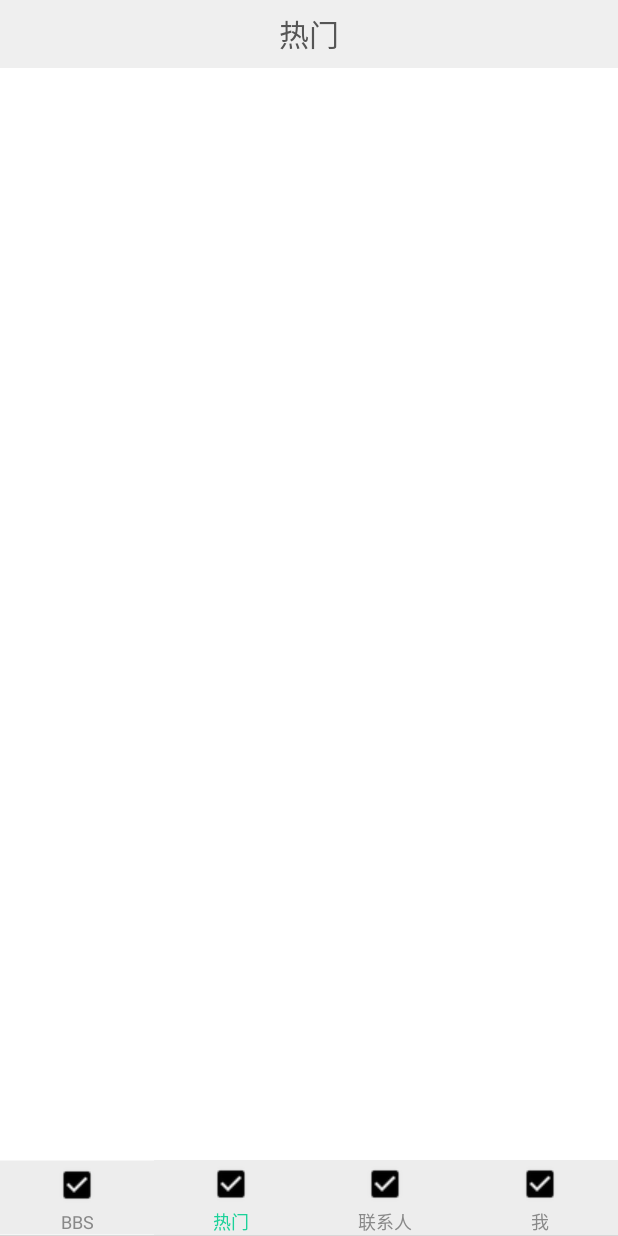
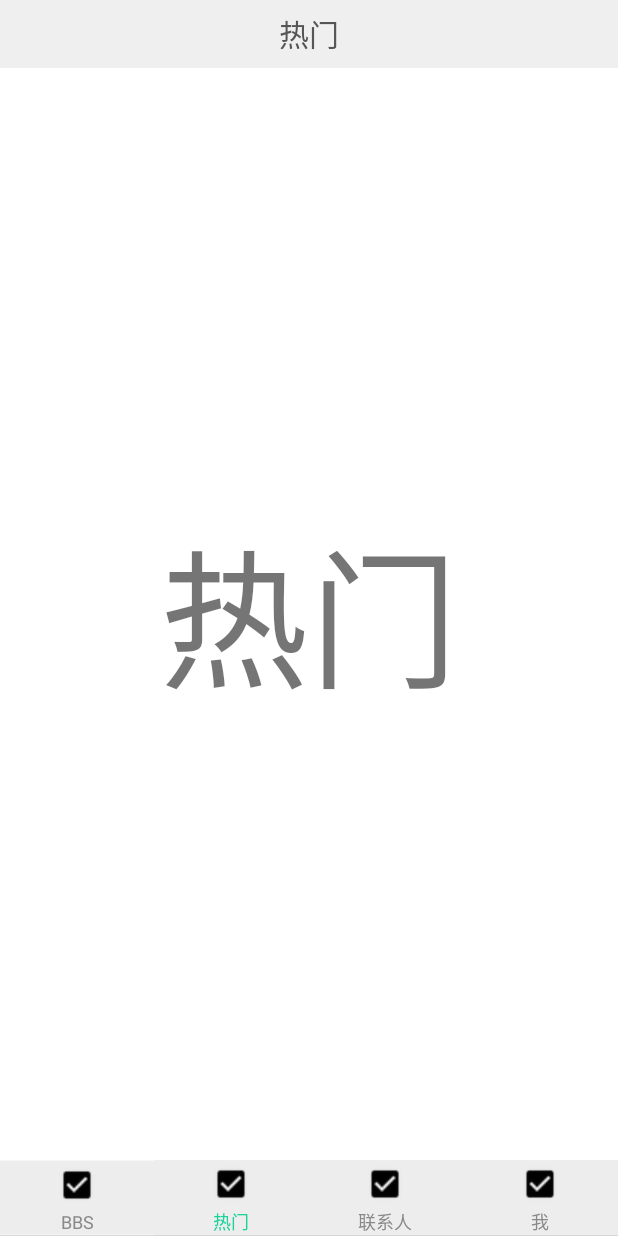
Before and after one commit to GoodLandxxx/Android-Despair, an Android app: the MainActivity screen opened directly, with no data from a screen before it, on a phone screen of 412 x 824 dp. Run offline under Robolectric (Android 15) with nearby library versions, the phone set to English and light mode, and no system bars.

```diff
--- /dev/null
+++ b/app/src/main/java/jordan/despair/com/despair/BBSActivity.java
@@ -0,0 +1,17 @@
+package jordan.despair.com.despair;
+
+import android.support.v4.app.Fragment;
+import android.support.v7.app.AppCompatActivity;
+import android.os.Bundle;
+import android.view.LayoutInflater;
+import android.view.View;
+import android.view.ViewGroup;
+
+public class BBSActivity extends Fragment {
+    public View onCreateView(LayoutInflater inflater, ViewGroup container, Bundle savedInstanceState)
+    {
+        return  inflater.inflate(R.layout.activity_bbs, container, false);
+
+    }
+
+}
--- /dev/null
+++ b/app/src/main/java/jordan/despair/com/despair/ContactActivity.java
@@ -0,0 +1,17 @@
+package jordan.despair.com.despair;
+
+import android.support.v4.app.Fragment;
+import android.support.v7.app.AppCompatActivity;
+import android.os.Bundle;
+import android.view.LayoutInflater;
+import android.view.View;
+import android.view.ViewGroup;
+
+public class ContactActivity extends Fragment {
+    public View onCreateView(LayoutInflater inflater, ViewGroup container, Bundle savedInstanceState)
+    {
+        return  inflater.inflate(R.layout.activity_contact, container, false);
+
+    }
+
+}
--- /dev/null
+++ b/app/src/main/java/jordan/despair/com/despair/HotActivity.java
@@ -0,0 +1,16 @@
+package jordan.despair.com.despair;
+
+import android.support.v4.app.Fragment;
+import android.os.Bundle;
+import android.view.LayoutInflater;
+import android.view.View;
+import android.view.ViewGroup;
+
+public class HotActivity extends Fragment {
+    public View onCreateView(LayoutInflater inflater, ViewGroup container, Bundle savedInstanceState)
+    {
+        return  inflater.inflate(R.layout.activity_hot, container, false);
+
+    }
+
+}
--- a/app/src/main/java/jordan/despair/com/despair/MainActivity.java
+++ b/app/src/main/java/jordan/despair/com/despair/MainActivity.java
@@ -1,19 +1,148 @@
 package jordan.despair.com.despair;
 
+
+import android.support.v4.app.FragmentManager;
 import android.graphics.Color;
-import android.support.v7.app.AppCompatActivity;
+import android.support.v4.app.Fragment;
+import android.support.v4.app.FragmentPagerAdapter;
+import android.support.v4.app.FragmentTransaction;
+import android.support.v4.view.ViewPager;
 import android.os.Bundle;
+import android.util.Log;
+import android.widget.CompoundButton;
+import android.widget.LinearLayout;
+import android.widget.RadioButton;
+import android.widget.RadioGroup;
 import android.widget.TextView;
+
+import java.util.ArrayList;
+import java.util.List;
 
 import jordan.despair.com.despair.tool.Activitytool;
 
-public class MainActivity extends Activitytool {
+public class MainActivity extends Activitytool implements RadioGroup.OnCheckedChangeListener {
+    private ViewPager mViewPager;
+    private FragmentPagerAdapter mAdapter;
+    private List<android.support.v4.app.Fragment> mFragments = new ArrayList<android.support.v4.app.Fragment>();
+    private TextView bar;
+    private RadioButton mBBS;
+    private RadioButton mHot;
+    private RadioButton mContact;
+    private RadioButton mMyself;
+    private RadioGroup rrrrrr;
+
+    private int position = 1;
+
     @Override
     protected void onCreate(Bundle savedInstanceState) {
         super.onCreate(savedInstanceState);
         setContentView(R.layout.activity_main);
-        TextView bar = (TextView) findViewById(R.id.title_text);
+        bar = (TextView) findViewById(R.id.title_text);
         bar.setText(R.string.hot);
         bar.setBackgroundColor(Color.parseColor("#10000000"));//......
+        rrrrrr= (RadioGroup) findViewById(R.id.rg___);
+        mBBS = ((RadioButton) findViewById(R.id.rb_bbs));
+        mHot = ((RadioButton) findViewById(R.id.rb_hot));
+        mContact = ((RadioButton) findViewById(R.id.rb_contact));
+        mMyself = ((RadioButton) findViewById(R.id.rb_user));
+        mViewPager = (ViewPager) findViewById(R.id._viewpager);
+        initView();
+
+        mAdapter = new FragmentPagerAdapter(getSupportFragmentManager()) {
+
+            @Override
+            public int getCount() {
+                return mFragments.size();
+            }
+
+            @Override
+            public Fragment getItem(int arg0) {
+                return mFragments.get(arg0);
+            }
+        };
+        mViewPager.setAdapter(mAdapter);
+        mViewPager.setCurrentItem(1);
+        mViewPager.setOnPageChangeListener(new ViewPager.OnPageChangeListener() {
+
+            private int currentIndex;
+
+            @Override
+            public void onPageScrolled(int position, float positionOffset, int positionOffsetPixels) {
+
+            }
+
+            @Override
+            public void onPageSelected(int position) {
+
+                switch (position) {
+                    case 0:
+                        mBBS.setChecked(true);
+                        bar.setText(R.string.bbs);
+                        break;
+                    case 1:
+                        mHot.setChecked(true);
+                        bar.setText(R.string.hot);
+                        break;
+                    case 2:
+                        mContact.setChecked(true);
+                        bar.setText(R.string.contact);
+                        break;
+                    case 3:
+                        mMyself.setChecked(true);
+                        bar.setText(R.string.myself);
+                        break;
+                }
+
+                currentIndex = position;
+            }
+
+
+            @Override
+            public void onPageScrollStateChanged(int state) {
+
+            }
+        });
+    }
+
+
+    private void initView() {
+        rrrrrr.setOnCheckedChangeListener(this);
+        BBSActivity BBS = new BBSActivity();
+        HotActivity hot = new HotActivity();
+        ContactActivity contact = new ContactActivity();
+        MyselfActivity MY = new MyselfActivity();
+        mFragments.add(0,BBS);
+        mFragments.add(1,hot);
+        mFragments.add(2,contact);
+        mFragments.add(3,MY);
+        FragmentManager fm = getSupportFragmentManager();
+        FragmentTransaction transaction = fm.beginTransaction();
+        transaction.add(R.id._viewpager,BBS);
+
+
+    }
+    private void process()
+    {
+
+    }
+    @Override
+    public void onCheckedChanged(RadioGroup group, int checkedId) {
+        switch (checkedId) {
+            case R.id.rb_bbs:
+                Log.d("aaaaaaaaaaaaaa","hah ");
+
+                break;
+            case R.id.rb_hot:
+                mFragments.get(1);
+                break;
+            case R.id.rb_contact:
+                mFragments.get(2);
+                break;
+            case R.id.rb_user:
+                mFragments.get(3);
+                break;
+            default:
+                break;
+        }
     }
 }
--- /dev/null
+++ b/app/src/main/java/jordan/despair/com/despair/MyselfActivity.java
@@ -0,0 +1,17 @@
+package jordan.despair.com.despair;
+
+import android.support.v4.app.Fragment;
+import android.support.v7.app.AppCompatActivity;
+import android.os.Bundle;
+import android.view.LayoutInflater;
+import android.view.View;
+import android.view.ViewGroup;
+
+public class MyselfActivity extends Fragment {
+    public View onCreateView(LayoutInflater inflater, ViewGroup container, Bundle savedInstanceState)
+    {
+        return  inflater.inflate(R.layout.activity_myself, container, false);
+
+    }
+
+}
--- /dev/null
+++ b/app/src/main/res/layout/activity_hot.xml
@@ -0,0 +1,21 @@
+<?xml version="1.0" encoding="utf-8"?>
+<RelativeLayout xmlns:android="http://schemas.android.com/apk/res/android"
+    xmlns:tools="http://schemas.android.com/tools"
+    android:id="@+id/activity_hot"
+    android:layout_width="match_parent"
+    android:layout_height="match_parent"
+    android:paddingBottom="@dimen/activity_vertical_margin"
+    android:paddingLeft="@dimen/activity_horizontal_margin"
+    android:paddingRight="@dimen/activity_horizontal_margin"
+    android:paddingTop="@dimen/activity_vertical_margin"
+    tools:context="jordan.despair.com.despair.HotActivity">
+
+    <TextView
+        android:textSize="100sp"
+        android:text="@string/hot"
+        android:layout_width="wrap_content"
+        android:layout_height="wrap_content"
+        android:id="@+id/textView4"
+        android:layout_centerVertical="true"
+        android:layout_centerHorizontal="true" />
+</RelativeLayout>
--- a/app/src/main/res/layout/activity_main.xml
+++ b/app/src/main/res/layout/activity_main.xml
@@ -8,14 +8,14 @@
 
     <include layout="@layout/activity_bar_tittle_text" />
 
-    <FrameLayout
-        android:id="@+id/fl_content"
+    <android.support.v4.view.ViewPager
+        android:id="@+id/_viewpager"
         android:layout_width="fill_parent"
-        android:layout_height="0.0dip"
+        android:layout_height="0dp"
         android:layout_weight="1.0" />
 
     <RadioGroup
-        android:id="@+id/rg_tab"
+        android:id="@+id/rg___"
         android:layout_width="fill_parent"
         android:layout_height="50.0dip"
         android:layout_gravity="top"
@@ -28,7 +28,7 @@
             android:drawableTop="@drawable/icon_"
             android:text="@string/bbs" />
         <RadioButton
-            android:id="@+id/rb_new"
+            android:id="@+id/rb_hot"
             style="@style/RadioButtonBottomTab"
             android:checked="true"
             android:drawableTop="@drawable/icon_"
```
Also changed, not shown: app/src/main/AndroidManifest.xml (+7 -3 lines), app/src/main/res/layout/activity_bbs.xml (added, +22 -0 lines), app/src/main/res/layout/activity_contact.xml (added, +22 -0 lines), app/src/main/res/layout/activity_myself.xml (added, +22 -0 lines).
